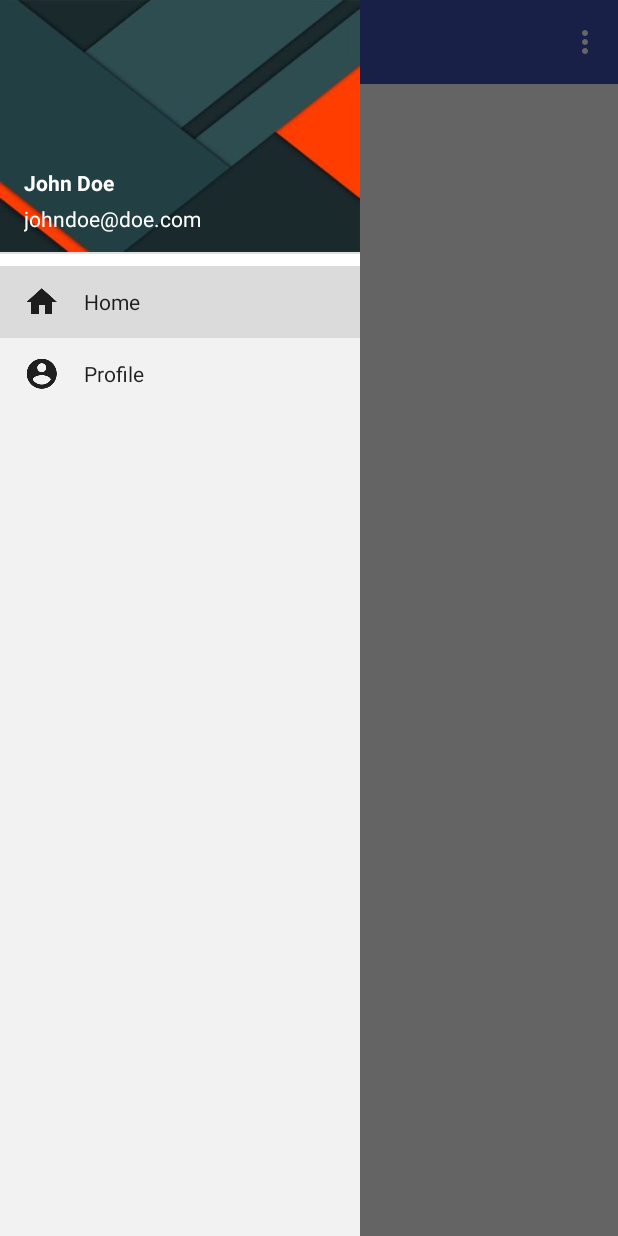
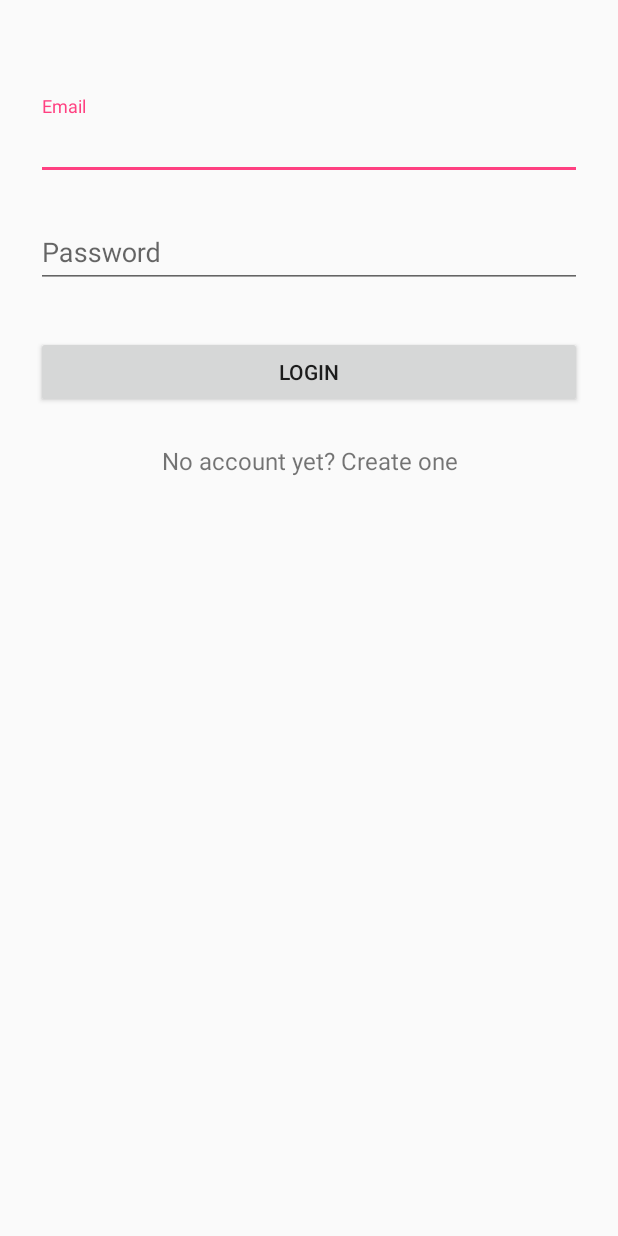
Before and after one commit to rlawlstjd0077/hear-you-are, an Android app: the screen it shows after launch (MainActivity before the commit, LoginActivity after it), on a phone screen of 412 x 824 dp. Run offline under Robolectric (Android 15) with nearby library versions, the phone set to English and light mode, and no system bars; our stand-ins replace ButterKnife.

Commit message:
complete 1st login module

```diff
--- a/hearyouare/app/build.gradle
+++ b/hearyouare/app/build.gradle
@@ -27,5 +27,8 @@
     compile 'com.android.support:appcompat-v7:25.0.1'
     testCompile 'junit:junit:4.12'
     compile 'com.android.support:recyclerview-v7:22.0.0'
+    compile 'com.android.support:appcompat-v7:22.2.0'
+    compile 'com.android.support:design:22.2.0'
+    compile 'com.jakewharton:butterknife:6.1.0'
 
 }
--- a/hearyouare/app/src/main/AndroidManifest.xml
+++ b/hearyouare/app/src/main/AndroidManifest.xml
@@ -15,6 +15,8 @@
                 <category android:name="android.intent.category.LAUNCHER" />
             </intent-filter>
         </activity>
+        <activity android:name=".LoginActivity"
+            android:theme="@style/AppTheme"/>
     </application>
 
 </manifest>
--- a/hearyouare/app/src/main/java/com/example/dsm_025/hearyouare/MainActivity.java
+++ b/hearyouare/app/src/main/java/com/example/dsm_025/hearyouare/MainActivity.java
@@ -1,5 +1,7 @@
 package com.example.dsm_025.hearyouare;
 
+import android.content.Intent;
+import android.content.SharedPreferences;
 import android.support.v4.widget.DrawerLayout;
 import android.support.v7.app.ActionBarActivity;
 import android.support.v7.app.AppCompatActivity;
@@ -23,6 +25,14 @@
         mNavigationDrawerFragment = (NavigationDrawerFragment) getFragmentManager().findFragmentById(R.id.fragment_drawer);
         mNavigationDrawerFragment.setup(R.id.fragment_drawer, (DrawerLayout) findViewById(R.id.drawer), mToolbar);
 
+        SharedPreferences preference = getSharedPreferences("a", MODE_PRIVATE);
+        int firstviewshow = preference.getInt("First", 0);
+
+        if(firstviewshow != 1){
+            Intent intent = new Intent(MainActivity.this, LoginActivity.class);
+            startActivity(intent);
+        }
+
     }
     @Override
     public boolean onCreateOptionsMenu(Menu menu) {
--- /dev/null
+++ b/hearyouare/app/src/main/res/layout/activity_login.xml
@@ -0,0 +1,65 @@
+<?xml version="1.0" encoding="utf-8"?>
+<ScrollView xmlns:android="http://schemas.android.com/apk/res/android"
+    android:layout_width="fill_parent"
+    android:layout_height="fill_parent"
+    android:fitsSystemWindows="true">
+
+    <LinearLayout
+        android:orientation="vertical"
+        android:layout_width="match_parent"
+        android:layout_height="wrap_content"
+        android:paddingTop="56dp"
+        android:paddingLeft="24dp"
+        android:paddingRight="24dp">
+
+        <!--<ImageView android:src="@drawable/logo"-->
+            <!--android:layout_width="wrap_content"-->
+            <!--android:layout_height="72dp"-->
+            <!--android:layout_marginBottom="24dp"-->
+            <!--android:layout_gravity="center_horizontal" />-->
+
+        <!-- Email Label -->
+        <android.support.design.widget.TextInputLayout
+            android:layout_width="match_parent"
+            android:layout_height="wrap_content"
+            android:layout_marginTop="8dp"
+            android:layout_marginBottom="8dp">
+            <EditText android:id="@+id/input_email"
+                android:layout_width="match_parent"
+                android:layout_height="wrap_content"
+                android:inputType="textEmailAddress"
+                android:hint="Email" />
+        </android.support.design.widget.TextInputLayout>
+
+        <!-- Password Label -->
+        <android.support.design.widget.TextInputLayout
+            android:layout_width="match_parent"
+            android:layout_height="wrap_content"
+            android:layout_marginTop="8dp"
+            android:layout_marginBottom="8dp">
+            <EditText android:id="@+id/input_password"
+                android:layout_width="match_parent"
+                android:layout_height="wrap_content"
+                android:inputType="textPassword"
+                android:hint="Password"/>
+        </android.support.design.widget.TextInputLayout>
+
+        <android.support.v7.widget.AppCompatButton
+            android:id="@+id/btn_login"
+            android:layout_width="fill_parent"
+            android:layout_height="wrap_content"
+            android:layout_marginTop="24dp"
+            android:layout_marginBottom="24dp"
+            android:padding="12dp"
+            android:text="Login"/>
+
+        <TextView android:id="@+id/link_signup"
+            android:layout_width="fill_parent"
+            android:layout_height="wrap_content"
+            android:layout_marginBottom="24dp"
+            android:text="No account yet? Create one"
+            android:gravity="center"
+            android:textSize="16dip"/>
+
+    </LinearLayout>
+</ScrollView>
```
Also changed, not shown: hearyouare/app/src/main/java/com/example/dsm_025/hearyouare/LoginActivity.java (added, +135 -0 lines).
